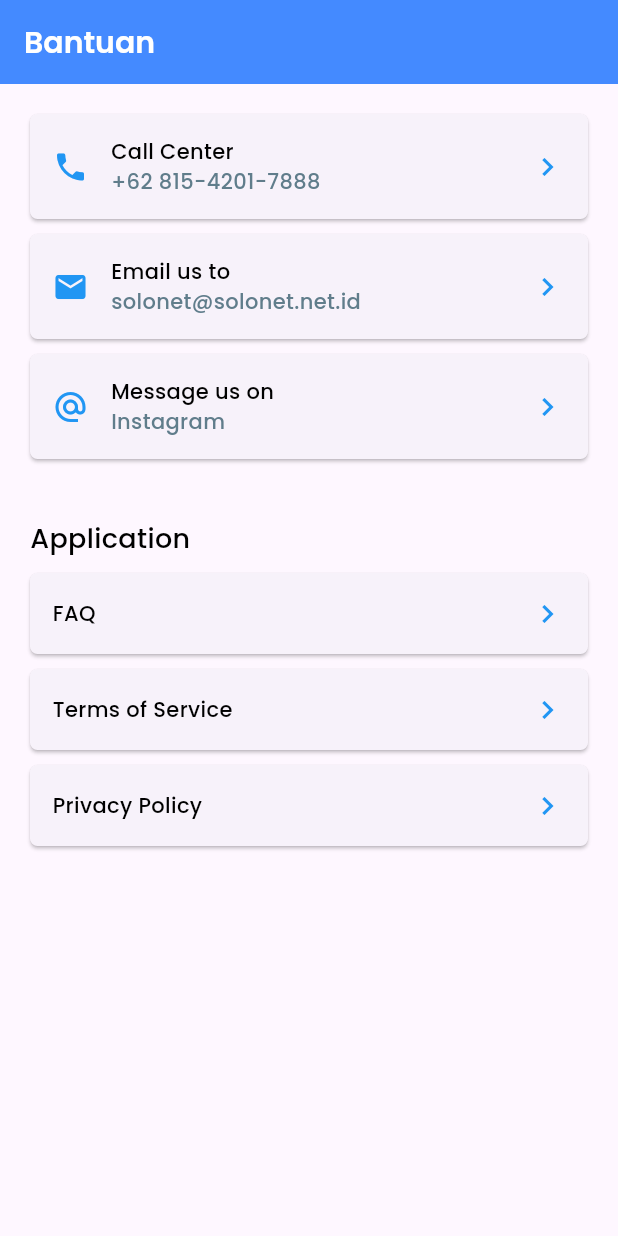
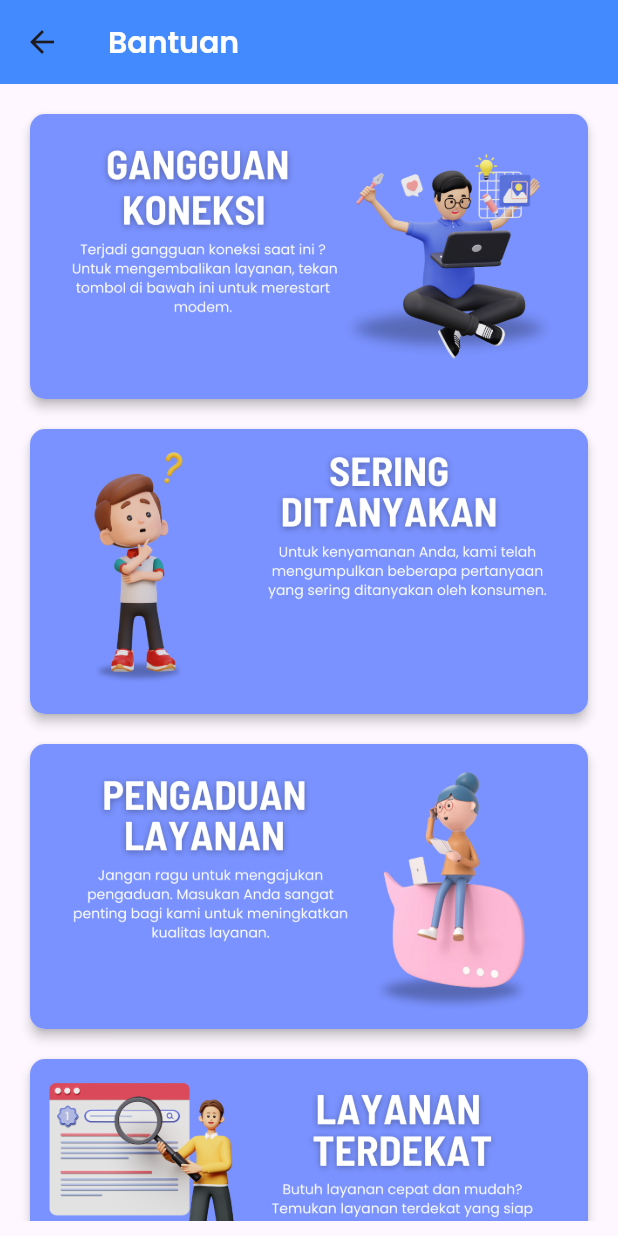
Before and after one commit to training-solonet/my-solonet, a Flutter app: the HelpScreen screen opened directly, on a phone screen of 412 x 824 dp. Run offline on Flutter 3.47's test engine with Material 3 defaults, Android fonts, the phone set to English and light mode, and no system bars; our stand-ins replace dropdown_button2, flutter_map, geocoding, geolocator, google_sign_in, latlong2 and 2 more; missing offline and left inert: jwt_decode; accounts and stored records are empty.

Commit message:
help screen

```diff
--- a/lib/help/help_screen.dart
+++ b/lib/help/help_screen.dart
@@ -7,7 +7,6 @@ class HelpScreen extends StatelessWidget {
   Widget build(BuildContext context) {
     return Scaffold(
       appBar: AppBar(
-        automaticallyImplyLeading: false,
         title: const Text(
           'Bantuan',
           style: TextStyle(
@@ -19,35 +18,17 @@ class HelpScreen extends StatelessWidget {
         ),
         backgroundColor: Colors.blueAccent,
       ),
-      body: SingleChildScrollView(
-        child: Padding(
-          padding: const EdgeInsets.all(20.0),
+      body: Padding(
+        padding: const EdgeInsets.all(10.0),
+        child: SingleChildScrollView(
           child: Column(
-            crossAxisAlignment: CrossAxisAlignment.start,
+            crossAxisAlignment: CrossAxisAlignment.stretch,
             children: [
-              ...[
-                _buildItem(Icons.phone, 'Call Center', '+62 815-4201-7888'),
-                _buildItem(Icons.email, 'Email us to', 'solonet@solonet.net.id'),
-                _buildItem(Icons.alternate_email, 'Message us on', 'Instagram'),
-              ],
-              Padding(
-                padding: const EdgeInsets.only(top: 30.0), // Atur padding top di sini
-                child: const Text(
-                  'Application',
-                  style: TextStyle(
-                    fontFamily: 'Poppins',
-                    fontSize: 18,
-                    fontWeight: FontWeight.w500,
-                    color: Colors.black,
-                  ),
-                ),
-              ),
-              const SizedBox(height: 10),
-              ...[
-                _buildItem(null, 'FAQ', null),
-                _buildItem(null, 'Terms of Service', null),
-                _buildItem(null, 'Privacy Policy', null),
-              ],
+              _buildHelpCard('assets/images/1.png'),
+              _buildHelpCard('assets/images/2.png'),
+              _buildHelpCard('assets/images/3.png'),
+              _buildHelpCard('assets/images/4.png'),
+              _buildHelpCard('assets/images/5.jpg'),
             ],
           ),
         ),
@@ -55,73 +36,21 @@ class HelpScreen extends StatelessWidget {
     );
   }
 
-  Widget _buildSection(String title, List<Widget> children) {
-    return Column(
-      crossAxisAlignment: CrossAxisAlignment.start,
-      children: [
-        Text(
-          title,
-          style: const TextStyle(
-            fontFamily: 'Poppins',
-            fontSize: 18,
-            fontWeight: FontWeight.w500,
-          ),
-        ),
-        const SizedBox(height: 10),
-        ...children,
-      ],
-    );
-  }
-
-  Widget _buildItem(IconData? icon, String title, String? subtitle) {
+  // Widget untuk card bantuan
+  Widget _buildHelpCard(String imagePath) {
     return Card(
-      shape: RoundedRectangleBorder(borderRadius: BorderRadius.circular(5)),
-      elevation: 1,
-      margin: const EdgeInsets.only(bottom: 10),
-      child: InkWell(
-        onTap: () {
-          // Handle item tap here
-        },
-        child: Padding(
-          padding: const EdgeInsets.all(15),
-          child: Row(
-            children: [
-              if (icon != null)
-                Icon(
-                  icon,
-                  size: 24,
-                  color: Colors.blue,
-                ),
-              if (icon != null) const SizedBox(width: 15),
-              Expanded(
-                child: Column(
-                  crossAxisAlignment: CrossAxisAlignment.start,
-                  children: [
-                    Text(
-                      title,
-                      style: const TextStyle(
-                        fontFamily: 'Poppins',
-                        fontSize: 14,
-                        fontWeight: FontWeight.w500,
-                        color: Colors.black,
-                      ),
-                    ),
-                    if (subtitle != null)
-                      Text(
-                        subtitle,
-                        style: const TextStyle(
-                          fontFamily: 'Poppins',
-                          fontSize: 14,
-                          fontWeight: FontWeight.w500,
-                          color: Colors.blueGrey,
-                        ),
-                      ),
-                  ],
-                ),
-              ),
-              const Icon(Icons.chevron_right, color: Colors.blue),
-            ],
-          ),
+      margin: const EdgeInsets.symmetric(horizontal: 10, vertical: 10),
+      shape: RoundedRectangleBorder(
+        borderRadius: BorderRadius.circular(10),
+      ),
+      elevation: 3,
+      child: ClipRRect(
+        borderRadius: BorderRadius.circular(10), // Membuat gambar mengikuti bentuk card
+        child: Image.asset(
+          imagePath,
+          height: 190, // Ukuran gambar lebih kecil
+          width: double.infinity,
+          fit: BoxFit.cover, // Gambar akan menyesuaikan card secara proporsional
         ),
       ),
     );
```
Also changed, not shown: assets/images/1.png (added), assets/images/2.png (added), assets/images/3.png (added), assets/images/4.png (added), assets/images/Promo Free Pemasangan.png (deleted), assets/images/Promoalat.png (deleted).
